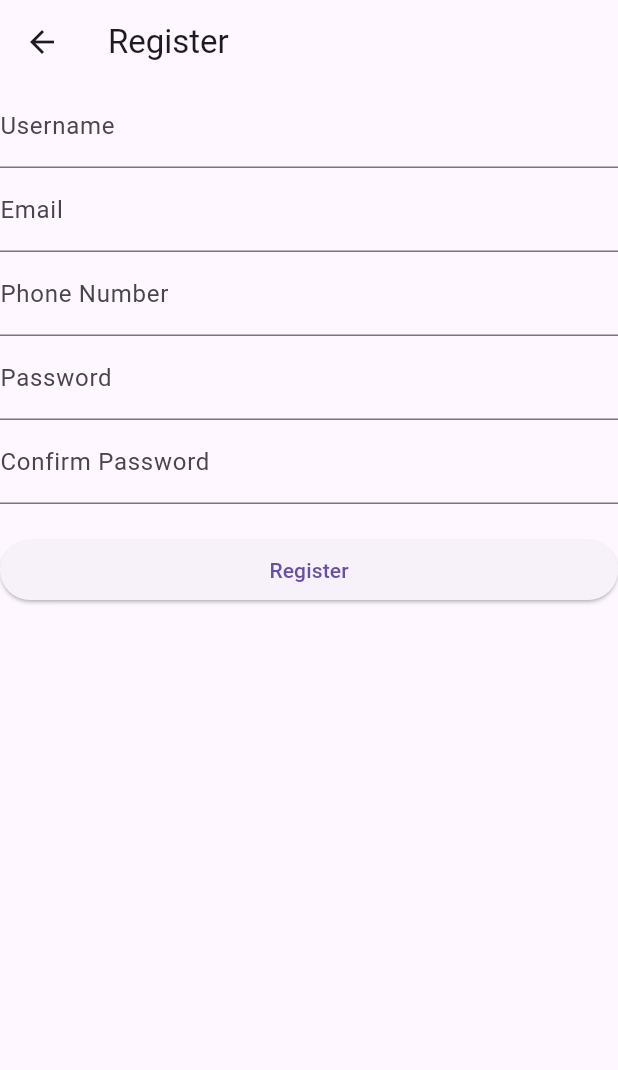
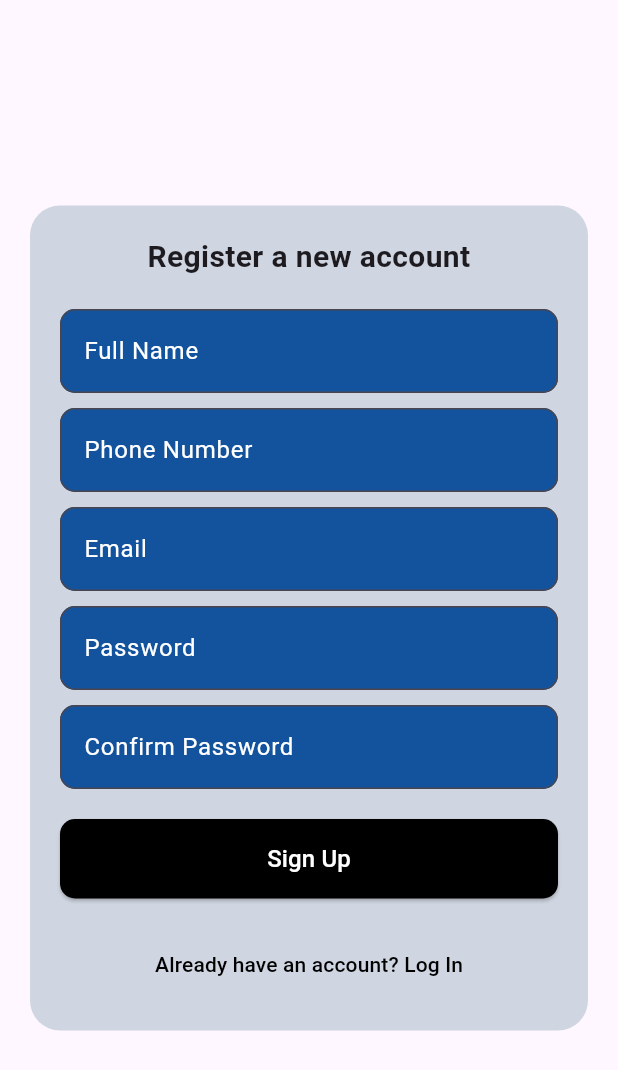
Before and after one commit to ritheasorr/finalproject, a Flutter app: the screen it shows after launch, after a tap on "Log In", after a tap on "Don't have an account yet? Sign up", on a phone screen of 412 x 824 dp. Shown: the top 1070 px of the screen. Run offline on Flutter 3.47's test engine with Material 3 defaults, Android fonts, the phone set to English and light mode, and no system bars; our stand-ins replace carousel_slider, cloud_firestore, firebase_auth, firebase_core; accounts and stored records are empty.

```diff
--- a/lib/screens/login_screen.dart
+++ b/lib/screens/login_screen.dart
@@ -46,11 +46,11 @@ class _LoginScreenState extends State<LoginScreen> {
             children: [
               const Spacer(flex: 6),
               Card(
-                    margin:const EdgeInsets.all(15),
+                margin: const EdgeInsets.all(15),
                 shape: RoundedRectangleBorder(
-                        borderRadius: BorderRadius.circular(20)
+                  borderRadius: BorderRadius.circular(20), // Added rounded corners to Card
                 ),
-                    color: Colors.grey[400],
+                color: const Color(0xFFD0D6E1), // Changed Card color to light gray
                 child: Form(
                   key: form,
                   child: Container(
@@ -62,35 +62,34 @@ class _LoginScreenState extends State<LoginScreen> {
                       mainAxisAlignment: MainAxisAlignment.start,
                       crossAxisAlignment: CrossAxisAlignment.center,
                       children: [
-                            SizedBox(height: 20),
-                            Text(
+                        const SizedBox(height: 20),
+                        const Text(
                           'Log into your account',
                           style: TextStyle(
-                                fontSize: 24,
+                            fontSize: 20,
                             fontWeight: FontWeight.bold,
+                            color: Colors.black, // Set title color to black
                           ),
                         ),
-                            SizedBox(height: 20),
+                        const SizedBox(height: 20),
                         Padding(
                           padding: const EdgeInsets.symmetric(horizontal: 30),
                           child: TextFormField(
-                                style: const TextStyle(color: Colors.white),
-                                decoration: const InputDecoration(
+                            style: const TextStyle(color: Colors.white), // text color
+                            decoration: InputDecoration(
                               filled: true,
-                                  fillColor: Colors.blueAccent,
+                              fillColor: const Color(0xFF13539E), // Set background color
                               border: OutlineInputBorder(
-                                    borderSide: BorderSide(
-                                      color: Colors.blueAccent,
-                                      width: 0.0
-                                    )
+                                borderRadius: BorderRadius.circular(10), // Added rounded corners
+                                borderSide: BorderSide.none, // Removed border outline
                               ),
-                                  labelStyle: TextStyle(color: Colors.white),
+                              labelStyle: const TextStyle(color: Colors.white),
                               hintText: 'Email',
-                                  hintStyle: TextStyle(color: Colors.white),
+                              hintStyle: const TextStyle(color: Colors.white),
                             ),
                             keyboardType: TextInputType.emailAddress,
                             validator: (value) {
-                                  if (value == null) {
+                              if (value == null || value.isEmpty) {
                                 return "Please provide an email address.";
                               } else if (!value.contains('@')) {
                                 return "Please provide a valid email address.";
@@ -103,20 +102,18 @@ class _LoginScreenState extends State<LoginScreen> {
                             },
                           ),
                         ),
-                            SizedBox(height: 20),
+                        const SizedBox(height: 20),
                         Padding(
                           padding: const EdgeInsets.symmetric(horizontal: 30),
                           child: TextFormField(
-                                style: const TextStyle(color: Colors.black),
+                            style: const TextStyle(color: Colors.white), // text color
                             obscureText: _ishidden,
                             decoration: InputDecoration(
                               filled: true,
-                                  fillColor: Colors.blueAccent,
-                                  border: const OutlineInputBorder(
-                                      borderSide: BorderSide(
-                                          color: Colors.blueAccent,
-                                          width: 0.0
-                                      )
+                              fillColor: const Color(0xFF13539E), // Set background color
+                              border: OutlineInputBorder(
+                                borderRadius: BorderRadius.circular(10), // Added rounded corners
+                                borderSide: BorderSide.none, // Removed border outline
                               ),
                               hintText: 'Password',
                               hintStyle: const TextStyle(color: Colors.white),
@@ -125,7 +122,7 @@ class _LoginScreenState extends State<LoginScreen> {
                                   _ishidden
                                       ? Icons.visibility
                                       : Icons.visibility_off,
-                                      color: Colors.white,
+                                  color: Colors.white, // Changed icon color to white
                                 ),
                                 onPressed: () {
                                   setState(() {
@@ -135,7 +132,7 @@ class _LoginScreenState extends State<LoginScreen> {
                               ),
                             ),
                             validator: (value) {
-                                  if (value == null) {
+                              if (value == null || value.isEmpty) {
                                 return 'Please provide a password.';
                               } else if (value.length < 6) {
                                 return 'Password must be at least 6 characters.';
@@ -148,8 +145,7 @@ class _LoginScreenState extends State<LoginScreen> {
                             },
                           ),
                         ),
-                                SizedBox(height: 20),
-
+                        const SizedBox(height: 20),
                         SizedBox(
                           height: 50,
                           width: 200,
@@ -158,43 +154,45 @@ class _LoginScreenState extends State<LoginScreen> {
                               login();
                             },
                             style: ElevatedButton.styleFrom(
-                                    backgroundColor: Colors.black,
-                                    minimumSize: const Size.fromHeight(20),
+                              backgroundColor: Colors.black, // Set button background color t
+                              shape: RoundedRectangleBorder(
+                                borderRadius: BorderRadius.circular(10), // Added rounded corners to button
+                              ),
                             ),
                             child: const Text(
                               'Log In',
                               style: TextStyle(
-                                      color: Colors.white,
+                                color: Colors.white, // Set button text color
                                 fontSize: 20.0,
                                 fontWeight: FontWeight.bold,
                               ),
                             ),
                           ),
                         ),
-                            SizedBox(height: 10),
+                        const SizedBox(height: 10),
                         InkWell(
                           onTap: () {
                             Navigator.of(context).pushNamed('/reset-password');
                           },
-                              child: Text(
+                          child: const Text(
                             'Have you forgot your password?',
                             style: TextStyle(
-                                  color: Colors.black, // Hyperlink color
-                                  fontSize: 16.0,
+                              color: Colors.black,
+                              fontSize: 14.0,
                               fontWeight: FontWeight.bold,
                             ),
                           ),
                         ),
-                            SizedBox(height: 10),
+                        const SizedBox(height: 10),
                         InkWell(
                           onTap: () {
                             Navigator.of(context).pushNamed('/register');
                           },
-                              child: Text(
-                                "Don't have an account yet? Sign up" ,
+                          child: const Text(
+                            "Don't have an account yet? Sign up",
                             style: TextStyle(
-                                  color: Colors.black, // Hyperlink color
-                                  fontSize: 16.0,
+                              color: Colors.black,
+                              fontSize: 14.0,
                               fontWeight: FontWeight.bold,
                             ),
                           ),
--- a/lib/screens/register_screen.dart
+++ b/lib/screens/register_screen.dart
@@ -3,7 +3,8 @@ import 'package:finalproject/services/firestore_service.dart';
 import 'package:flutter/material.dart';
 
 class RegisterScreen extends StatefulWidget {
-  static String routeName= '/register';
+  static String routeName = '/register';
+
   @override
   State<RegisterScreen> createState() => _RegisterScreenState();
 }
@@ -25,22 +26,27 @@ class _RegisterScreenState extends State<RegisterScreen> {
         FocusScope.of(context).unfocus();
         ScaffoldMessenger.of(context).hideCurrentSnackBar();
         ScaffoldMessenger.of(context).showSnackBar(SnackBar(
-          content: Text('Password and Confirm Password does not match!'),));
+          content: Text('Password and Confirm Password do not match!'),
+        ));
+        return;
       }
       AuthService authService = AuthService();
       FirestoreService fsService = FirestoreService();
       return authService.register(email, password).then((value) {
-        return fsService.addUser(email, userName, phoneNo).then((value){
+        return fsService.addUser(email, userName, phoneNo).then((value) {
           FocusScope.of(context).unfocus();
           ScaffoldMessenger.of(context).hideCurrentSnackBar();
-          ScaffoldMessenger.of(context).showSnackBar(SnackBar(content: Text('User Registered successfully!'),));
+          ScaffoldMessenger.of(context).showSnackBar(SnackBar(
+            content: Text('User Registered successfully!'),
+          ));
         });
       }).catchError((error) {
         FocusScope.of(context).unfocus();
         String message = error.toString();
         ScaffoldMessenger.of(context).hideCurrentSnackBar();
-        ScaffoldMessenger.of(context).showSnackBar(SnackBar(content:
-        Text(message),));
+        ScaffoldMessenger.of(context).showSnackBar(SnackBar(
+          content: Text(message),
+        ));
       });
     }
   }
@@ -48,89 +54,113 @@ class _RegisterScreenState extends State<RegisterScreen> {
   @override
   Widget build(BuildContext context) {
     return Scaffold(
-      appBar: AppBar(
-        title:Text('Register'),
-    ),body: Form(
+      body: Center(
+        child: Container(
+          padding: EdgeInsets.all(20),
+          margin: EdgeInsets.all(20),
+          decoration: BoxDecoration(
+            color: Color(0xFFD0D6E1), // Light gray background
+            borderRadius: BorderRadius.circular(20),
+          ),
+          child: Form(
             key: form,
             child: Column(
+              mainAxisSize: MainAxisSize.min,
               crossAxisAlignment: CrossAxisAlignment.stretch,
               children: [
-          TextFormField(
-            decoration: InputDecoration(label: Text('Username')),
-            keyboardType: TextInputType.text,
-            validator: (value) {
-              if (value == null)
-                return "Please provide an username.";
-              else
-                return null;
-            },
-            onSaved: (value) {
-              userName = value;
-            },
-          ),
-          TextFormField(
-            decoration: InputDecoration(label: Text('Email')),
-            keyboardType: TextInputType.emailAddress,
-            validator: (value) {
-              if (value == null)
-                return "Please provide an email address.";
-              else if (!value.contains('@'))
-                return "Please provide a valid email address.";
-              else
-                return null;
-            },
-            onSaved: (value) {
-              email = value;
-            },
-          ),
-          TextFormField(
-            decoration: InputDecoration(label: Text('Phone Number')),
-            keyboardType: TextInputType.number,
-            validator: (value) {
-              if (value == null)
-                return "Please provide an mobile number.";
-              else
-                return null;
-            },
-            onSaved: (value) {
-              phoneNo = value;
-            },
-          ),
-          TextFormField(
-            decoration: InputDecoration(label: Text('Password')),
-            obscureText: true,
-            validator: (value) {
-              if (value == null)
-                return 'Please provide a password.';
-              else if (value.length < 6)
-                return 'Password must be at least 6 characters.';
-              else
-                return null;
-            },
-            onSaved: (value) {
-              password = value;
-            },
-          ),
-          TextFormField(
-            decoration: InputDecoration(label: Text('Confirm Password')),
-            obscureText: true,
-            validator: (value) {
-              if (value == null)
-                return 'Please provide a password.';
-              else if (value.length < 6)
-                return 'Password must be at least 6 characters.';
-              else
-                return null;
-            },
-            onSaved: (value) {
-              confirmPassword = value;
-            },
+                Text(
+                  'Register a new account',
+                  textAlign: TextAlign.center,
+                  style: TextStyle(fontSize: 20, fontWeight: FontWeight.bold),
                 ),
                 SizedBox(height: 20),
-          ElevatedButton(onPressed: () { register(); }, child: Text('Register')),
+                buildTextFormField('Full Name', TextInputType.text, (value) {
+                  if (value == null || value.isEmpty) return "Please provide a name.";
+                  return null;
+                }, (value) {
+                  userName = value;
+                }),
+                SizedBox(height: 10),
+                buildTextFormField('Phone Number', TextInputType.phone, (value) {
+                  if (value == null || value.isEmpty) return "Please provide a phone number.";
+                  return null;
+                }, (value) {
+                  phoneNo = value;
+                }),
+                SizedBox(height: 10),
+                buildTextFormField('Email', TextInputType.emailAddress, (value) {
+                  if (value == null || !value.contains('@')) return "Please provide a valid email.";
+                  return null;
+                }, (value) {
+                  email = value;
+                }),
+                SizedBox(height: 10),
+                buildTextFormField('Password', TextInputType.visiblePassword, (value) {
+                  if (value == null || value.length < 6) return "Password must be at least 6 characters.";
+                  return null;
+                }, (value) {
+                  password = value;
+                }, obscureText: true),
+                SizedBox(height: 10),
+                buildTextFormField('Confirm Password', TextInputType.visiblePassword, (value) {
+                  if (value == null || value.length < 6) return "Password must be at least 6 characters.";
+                  return null;
+                }, (value) {
+                  confirmPassword = value;
+                }, obscureText: true),
+                SizedBox(height: 20),
+                ElevatedButton(
+                  onPressed: register,
+                  style: ElevatedButton.styleFrom(
+                    backgroundColor: Colors.black,
+                    shape: RoundedRectangleBorder(
+                      borderRadius: BorderRadius.circular(10),
+                    ),
+                    padding: EdgeInsets.symmetric(vertical: 15),
+                  ),
+                  child: Text('Sign Up', style: TextStyle(fontSize: 16, color: Colors.white)),
+                ),
+                SizedBox(height: 20),
+                TextButton(
+                  onPressed: () {
+                    Navigator.pushNamed(context, '/login');
+                    // Navigate to the login screen
+                  },
+                  child: Text(
+                    'Already have an account? Log In',
+                    style: TextStyle(color: Colors.black, fontSize: 14),
+                  ),
+                ),
               ],
+            ),
+          ),
         ),
       ),
     );
   }
+
+  Widget buildTextFormField(
+      String label,
+      TextInputType keyboardType,
+      String? Function(String?) validator,
+      void Function(String?) onSaved, {
+        bool obscureText = false,
+      }) {
+    return TextFormField(
+      decoration: InputDecoration(
+        labelText: label,
+        labelStyle: TextStyle(color: Colors.white), // White text color
+        filled: true,
+        fillColor: Color(0xFF13539E), // Blue background
+        border: OutlineInputBorder(
+          borderRadius: BorderRadius.circular(10),
+        ),
+      ),
+      style: TextStyle(color: Colors.white),
+      keyboardType: keyboardType,
+      obscureText: obscureText,
+      validator: validator,
+      onSaved: onSaved,
+    );
   }
+}
```
Also changed, not shown: lib/screens/reset_password_screen.dart (+89 -17 lines), lib/screens/setting_page.dart (added). Lines whose indentation alone changed are shown as unchanged.
